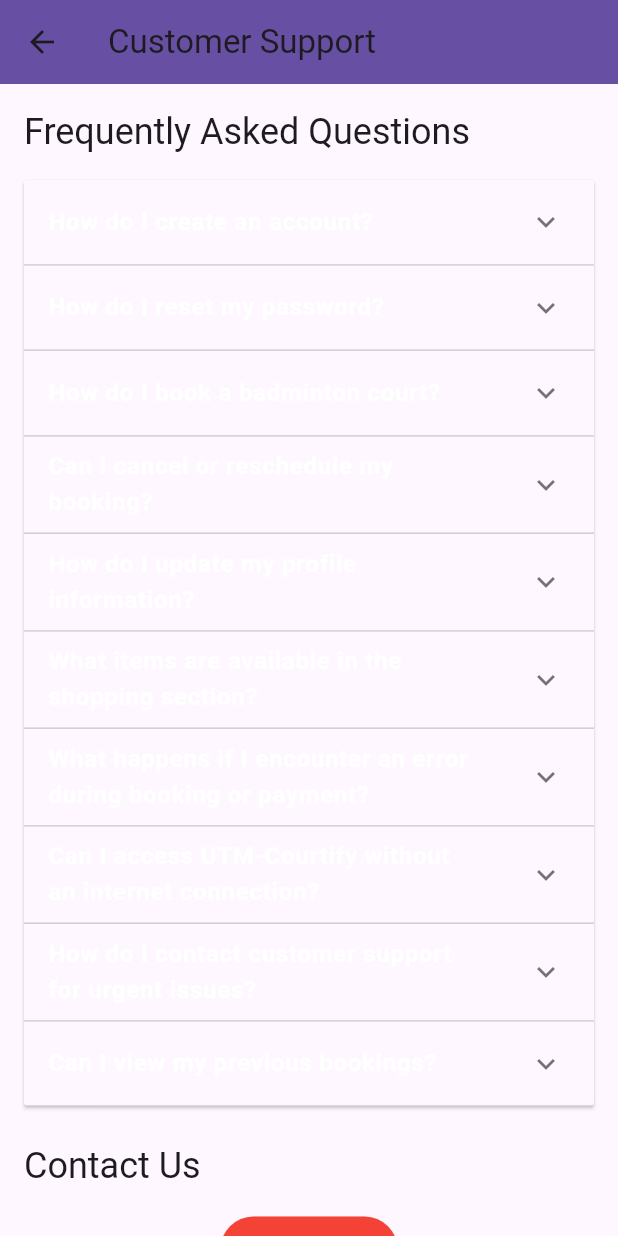
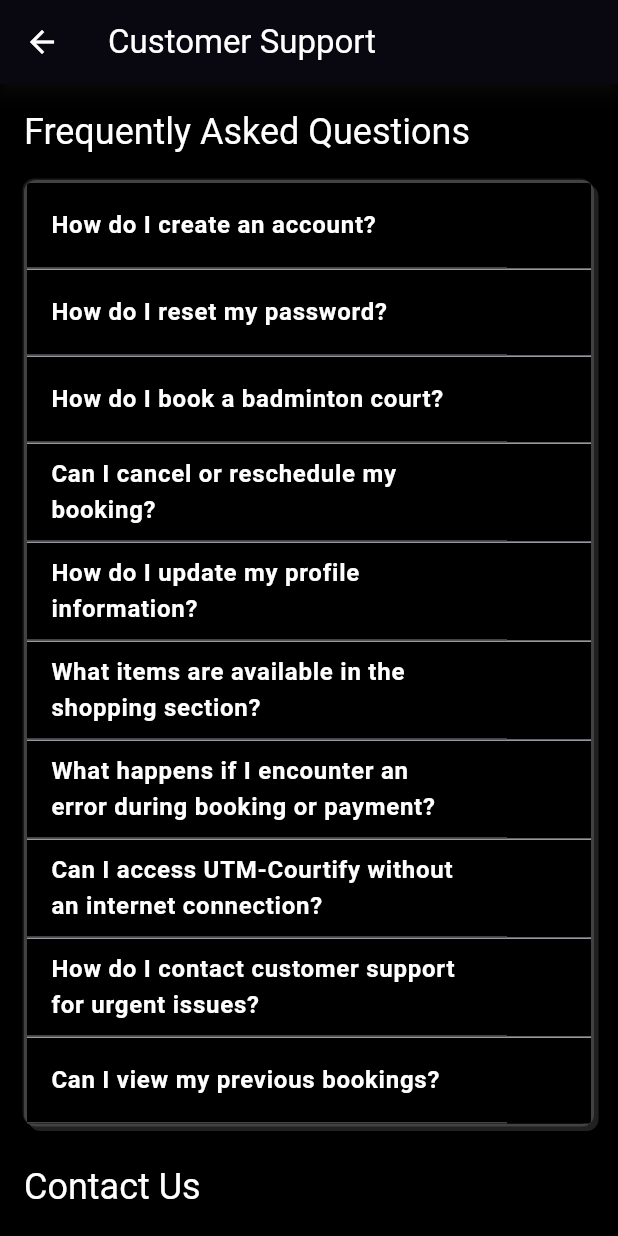
Before and after one commit to HaydenHuan03/AppDev, a Flutter app: the CustomerSupportScreen screen opened directly, on a phone screen of 412 x 824 dp. Run offline on Flutter 3.47's test engine with Material 3 defaults, Android fonts, the phone set to English and light mode, and no system bars; our stand-ins replace cloud_firestore, firebase_auth, firebase_core; accounts and stored records are empty.

Commit message:
updatesprint2

```diff
--- a/lib/pages/user/customer_support_screen.dart
+++ b/lib/pages/user/customer_support_screen.dart
@@ -35,7 +35,6 @@ class _CustomerSupportScreenState extends State<CustomerSupportScreen> {
           );
         }).toList();
 
-        // If no FAQs in database, use default FAQs
         if (_faqList.isEmpty) {
           _faqList = _getDefaultFAQs();
           _supportService.storeFAQs(_faqList.map((faq) => {
@@ -127,7 +126,9 @@ class _CustomerSupportScreenState extends State<CustomerSupportScreen> {
     showModalBottomSheet(
       context: context,
       isScrollControlled: true,
-      builder: (context) => Padding(
+      builder: (context) => Container(
+        color: Colors.black,
+        child: Padding(
           padding: EdgeInsets.only(
             bottom: MediaQuery.of(context).viewInsets.bottom,
             top: 20,
@@ -140,24 +141,40 @@ class _CustomerSupportScreenState extends State<CustomerSupportScreen> {
             children: [
               Text(
                 'Contact Us',
-              style: Theme.of(context).textTheme.headlineSmall,
+                style: Theme.of(context).textTheme.headlineSmall?.copyWith(
+                  color: Colors.white,
+                ),
                 textAlign: TextAlign.center,
               ),
               SizedBox(height: 16),
               TextField(
                 controller: _subjectController,
+                style: TextStyle(color: Colors.white),
                 decoration: InputDecoration(
                   labelText: 'Subject',
-                border: OutlineInputBorder(),
+                  labelStyle: TextStyle(color: Colors.white),
+                  border: OutlineInputBorder(
+                    borderSide: BorderSide(color: Colors.white),
+                  ),
+                  enabledBorder: OutlineInputBorder(
+                    borderSide: BorderSide(color: Colors.white),
+                  ),
                 ),
               ),
               SizedBox(height: 16),
               TextField(
                 controller: _contentController,
+                style: TextStyle(color: Colors.white),
                 maxLines: 4,
                 decoration: InputDecoration(
                   labelText: 'Describe your issue',
-                border: OutlineInputBorder(),
+                  labelStyle: TextStyle(color: Colors.white),
+                  border: OutlineInputBorder(
+                    borderSide: BorderSide(color: Colors.white),
+                  ),
+                  enabledBorder: OutlineInputBorder(
+                    borderSide: BorderSide(color: Colors.white),
+                  ),
                 ),
               ),
               SizedBox(height: 16),
@@ -166,10 +183,21 @@ class _CustomerSupportScreenState extends State<CustomerSupportScreen> {
                   Navigator.pop(context);
                   _submitSupportTicket();
                 },
-              child: Text('Submit'),
+                style: ElevatedButton.styleFrom(
+                  backgroundColor: Colors.red,
+                  padding: EdgeInsets.symmetric(horizontal: 24, vertical: 12),
+                ),
+                child: Text(
+                  'Submit',
+                  style: TextStyle(
+                    color: Colors.white,
+                    fontWeight: FontWeight.bold,
+                  ),
+                ),
               ),
               SizedBox(height: 16),
             ],
+          ),
         ),
       ),
     );
@@ -179,9 +207,16 @@ class _CustomerSupportScreenState extends State<CustomerSupportScreen> {
 Widget build(BuildContext context) {
   return Scaffold(
     appBar: AppBar(
-        title: Text("Customer Support"),
-        backgroundColor: Theme.of(context).primaryColor,
+      leading: IconButton(
+        icon: Icon(Icons.arrow_back, color: Colors.white),
+        onPressed: () => Navigator.of(context).pop(),
       ),
+      title: Text("Customer Support", style: TextStyle(color: Colors.white)),
+      backgroundColor: Colors.black,
+      elevation: 4,
+      shadowColor: Colors.grey[850],
+    ),
+    backgroundColor: Colors.black,
     body: SingleChildScrollView(
       child: Padding(
         padding: const EdgeInsets.all(16.0),
@@ -190,11 +225,39 @@ class _CustomerSupportScreenState extends State<CustomerSupportScreen> {
           children: [
             Text(
               "Frequently Asked Questions",
-                style: Theme.of(context).textTheme.headlineSmall,
+              style: Theme.of(context).textTheme.headlineSmall?.copyWith(
+                color: Colors.white,
+              ),
             ),
             SizedBox(height: 16),
-              ExpansionPanelList(
-                elevation: 1,
+            Container(
+              decoration: BoxDecoration(
+                color: Colors.black,
+                border: Border.all(color: Colors.grey[800]!, width: 2),
+                borderRadius: BorderRadius.circular(8),
+                boxShadow: [
+                  BoxShadow(
+                    color: Colors.grey[900]!,
+                    offset: Offset(3, 3),
+                    blurRadius: 0,
+                  ),
+                  BoxShadow(
+                    color: Colors.white10,
+                    offset: Offset(-1, -1),
+                    blurRadius: 0,
+                  ),
+                ],
+              ),
+              child: Theme(
+                data: Theme.of(context).copyWith(
+                  dividerColor: Colors.grey[800],
+                  expansionTileTheme: ExpansionTileThemeData(
+                    iconColor: Colors.red,
+                    collapsedIconColor: Colors.red,
+                  ),
+                ),
+                child: ExpansionPanelList(
+                  elevation: 0,
                   expandedHeaderPadding: EdgeInsets.all(0),
                   expansionCallback: (int index, bool? isExpanded) {
                     setState(() {
@@ -203,8 +266,19 @@ class _CustomerSupportScreenState extends State<CustomerSupportScreen> {
                   },
                   children: _faqList.map<ExpansionPanel>((FaqItem item) {
                     return ExpansionPanel(
+                      backgroundColor: Colors.black,
+                      canTapOnHeader: true,
                       headerBuilder: (BuildContext context, bool isExpanded) {
-                      return ListTile(
+                        return Container(
+                          decoration: BoxDecoration(
+                            border: Border(
+                              bottom: BorderSide(
+                                color: Colors.grey[800]!,
+                                width: 1,
+                              ),
+                            ),
+                          ),
+                          child: ListTile(
                             title: Text(
                               item.question,
                               style: TextStyle(
@@ -213,9 +287,16 @@ class _CustomerSupportScreenState extends State<CustomerSupportScreen> {
                                 fontSize: 16,
                               ),
                             ),
+                          ),
                         );
                       },
-                    body: Padding(
+                      body: Container(
+                        decoration: BoxDecoration(
+                          border: Border(
+                            bottom: BorderSide(color: Colors.grey[800]!, width: 1),
+                          ),
+                        ),
+                        child: Padding(
                           padding: const EdgeInsets.symmetric(horizontal: 16.0, vertical: 8.0),
                           child: Text(
                             item.answer,
@@ -227,29 +308,34 @@ class _CustomerSupportScreenState extends State<CustomerSupportScreen> {
                             ),
                           ),
                         ),
+                      ),
                       isExpanded: item.isExpanded,
                     );
                   }).toList(),
                 ),
+              ),
+            ),
             SizedBox(height: 24),
             Text(
               "Contact Us",
-                style: Theme.of(context).textTheme.headlineSmall,
+              style: Theme.of(context).textTheme.headlineSmall?.copyWith(
+                color: Colors.white,
+              ),
             ),
             SizedBox(height: 16),
             Center(
               child: ElevatedButton(
                 onPressed: _showSupportTicketForm,
+                style: ElevatedButton.styleFrom(
+                  backgroundColor: Colors.red,
+                  padding: EdgeInsets.symmetric(horizontal: 24, vertical: 12),
+                ),
                 child: Text(
                   'Contact Us',
                   style: TextStyle(
                     fontWeight: FontWeight.bold,
-                        color: Colors.black
+                    color: Colors.white,
                   ),
-                  ),
-                  style: ElevatedButton.styleFrom(
-                    padding: EdgeInsets.symmetric(horizontal: 24, vertical: 12),
-                    backgroundColor: Colors.red,
                 ),
               ),
             ),
```
Lines whose indentation alone changed are shown as unchanged.
